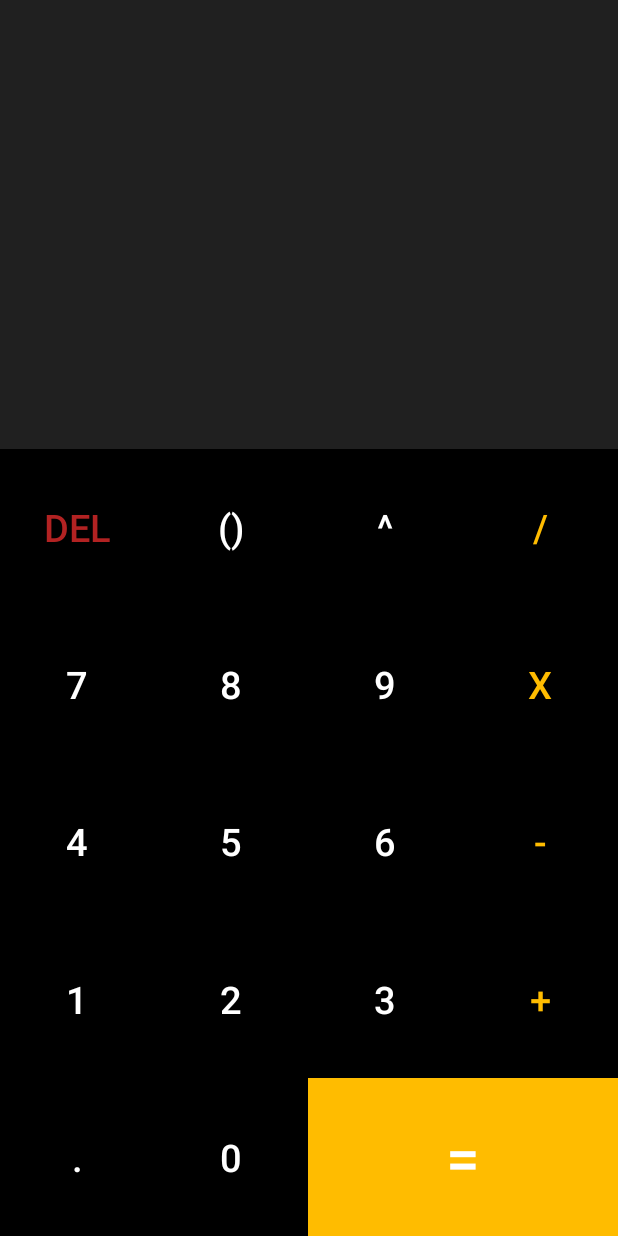
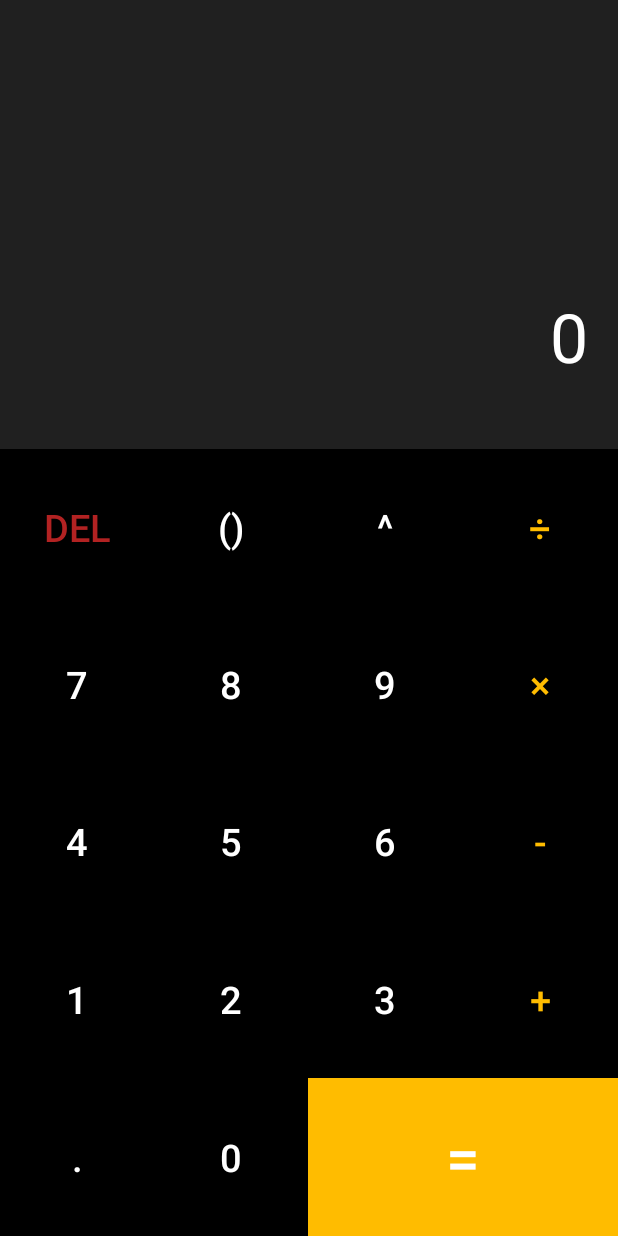
Before and after one commit to ochukoemmanuel/Calculator, an Android app: the screen it shows after launch (MainActivity), on a phone screen of 412 x 824 dp. Run offline under Robolectric (Android 15) with nearby library versions, the phone set to English and light mode, and no system bars.

Commit message:
Operators Display

```diff
--- a/app/src/main/res/layout/activity_main.xml
+++ b/app/src/main/res/layout/activity_main.xml
@@ -36,7 +36,7 @@
             android:layout_height="0dp"
             android:layout_weight="1"
             android:gravity="center_vertical"
-            android:text=""
+            android:text="0"
             android:textColor="@color/white"
             android:textSize="45sp"
             android:layout_gravity="end"/>
@@ -90,7 +90,7 @@
                     android:layout_height="match_parent"
                     android:layout_weight="1"
                     android:background="@color/black"
-                    android:text="/"
+                    android:text="÷"
                     android:onClick="divide"
                     android:textColor="@color/Orange"
                     android:textSize="@dimen/calcButtonTextSize" />
@@ -137,7 +137,7 @@
                     android:layout_height="match_parent"
                     android:layout_weight="1"
                     android:background="@color/black"
-                    android:text="X"
+                    android:text="×"
                     android:onClick="multiply"
                     android:textColor="@color/Orange"
                     android:textSize="@dimen/calcButtonTextSize" />
```
Also changed, not shown: app/src/main/java/com/ebeatsz/calculator/MainActivity.java (+8 -0 lines).
